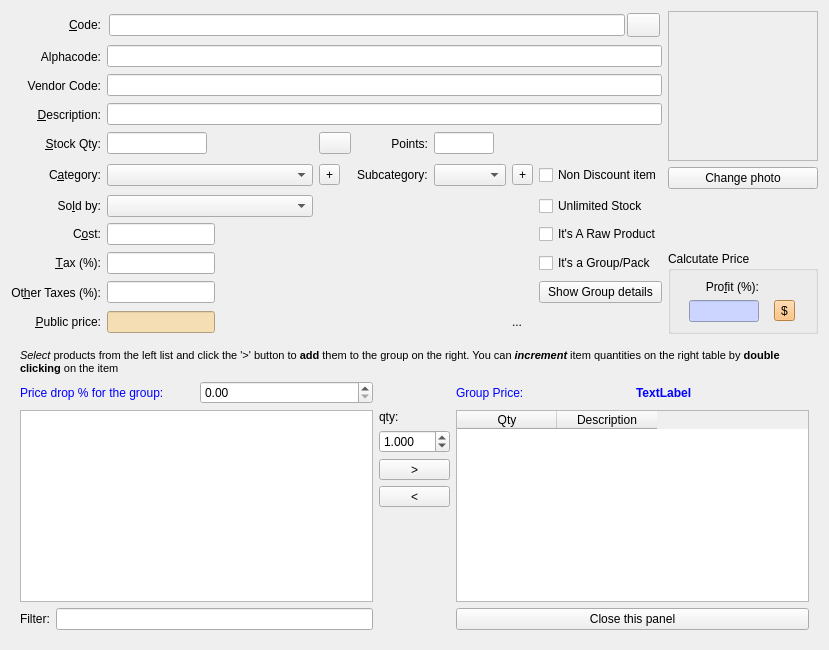
The window that squeeze/src/ui/producteditor.ui (miguelchavez/lemonpos) describes before a commit, drawn with Qt 5.
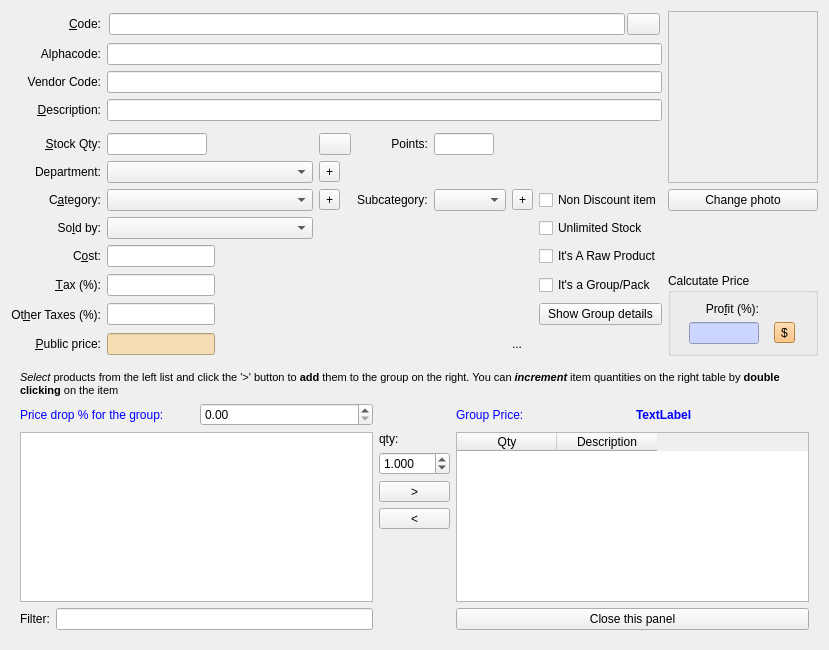
The same window after the commit.

Commit message: Adding Department Field

```diff
--- a/squeeze/src/ui/producteditor.ui
+++ b/squeeze/src/ui/producteditor.ui
@@ -108,7 +108,7 @@
      </item>
     </layout>
    </item>
-   <item row="0" column="7" rowspan="6">
+   <item row="0" column="7" rowspan="8">
     <layout class="QVBoxLayout">
      <item>
       <widget class="QLabel" name="labelPhoto">
@@ -230,7 +230,7 @@
      </property>
     </widget>
    </item>
-   <item row="4" column="0">
+   <item row="5" column="0">
     <widget class="QLabel" name="labelStockQty">
      <property name="sizePolicy">
       <sizepolicy hsizetype="Minimum" vsizetype="Preferred">
@@ -249,7 +249,7 @@
      </property>
     </widget>
    </item>
-   <item row="4" column="1">
+   <item row="5" column="1">
     <widget class="QLineEdit" name="editStockQty">
      <property name="sizePolicy">
       <sizepolicy hsizetype="Minimum" vsizetype="Fixed">
@@ -277,7 +277,7 @@
      </property>
     </widget>
    </item>
-   <item row="5" column="0">
+   <item row="7" column="0">
     <widget class="QLabel" name="label_8">
      <property name="sizePolicy">
       <sizepolicy hsizetype="Minimum" vsizetype="Preferred">
@@ -299,7 +299,7 @@
      </property>
     </widget>
    </item>
-   <item row="5" column="1">
+   <item row="7" column="1">
     <widget class="QComboBox" name="categoriesCombo">
      <property name="sizePolicy">
       <sizepolicy hsizetype="MinimumExpanding" vsizetype="Fixed">
@@ -309,14 +309,14 @@
      </property>
     </widget>
    </item>
-   <item row="5" column="6">
+   <item row="7" column="6">
     <widget class="QCheckBox" name="chNotDiscountable">
      <property name="text">
       <string>Non Discount item</string>
      </property>
     </widget>
    </item>
-   <item row="6" column="0">
+   <item row="8" column="0">
     <widget class="QLabel" name="label_7">
      <property name="sizePolicy">
       <sizepolicy hsizetype="Minimum" vsizetype="Preferred">
@@ -338,7 +338,7 @@
      </property>
     </widget>
    </item>
-   <item row="6" column="1">
+   <item row="8" column="1">
     <widget class="QComboBox" name="measuresCombo">
      <property name="sizePolicy">
       <sizepolicy hsizetype="MinimumExpanding" vsizetype="Fixed">
@@ -348,14 +348,14 @@
      </property>
     </widget>
    </item>
-   <item row="6" column="6">
+   <item row="8" column="6">
     <widget class="QCheckBox" name="chUnlimitedStock">
      <property name="text">
       <string>Unlimited Stock</string>
      </property>
     </widget>
    </item>
-   <item row="7" column="0">
+   <item row="9" column="0">
     <widget class="QLabel" name="label_9">
      <property name="sizePolicy">
       <sizepolicy hsizetype="Minimum" vsizetype="Preferred">
@@ -377,7 +377,7 @@
      </property>
     </widget>
    </item>
-   <item row="7" column="1" colspan="3">
+   <item row="9" column="1" colspan="3">
     <widget class="QLineEdit" name="editCost">
      <property name="sizePolicy">
       <sizepolicy hsizetype="Maximum" vsizetype="Fixed">
@@ -399,14 +399,14 @@
      </property>
     </widget>
    </item>
-   <item row="7" column="6">
+   <item row="9" column="6">
     <widget class="QCheckBox" name="chIsARaw">
      <property name="text">
       <string>It's A Raw Product</string>
      </property>
     </widget>
    </item>
-   <item row="8" column="0">
+   <item row="10" column="0">
     <widget class="QLabel" name="label_10">
      <property name="sizePolicy">
       <sizepolicy hsizetype="Minimum" vsizetype="Preferred">
@@ -428,7 +428,7 @@
      </property>
     </widget>
    </item>
-   <item row="8" column="1" colspan="3">
+   <item row="10" column="1" colspan="3">
     <widget class="QLineEdit" name="editTax">
      <property name="sizePolicy">
       <sizepolicy hsizetype="Maximum" vsizetype="Fixed">
@@ -453,14 +453,14 @@
      </property>
     </widget>
    </item>
-   <item row="8" column="6">
+   <item row="10" column="6">
     <widget class="QCheckBox" name="chIsAGroup">
      <property name="text">
       <string>It's a Group/Pack</string>
      </property>
     </widget>
    </item>
-   <item row="8" column="7" rowspan="3">
+   <item row="10" column="7" rowspan="3">
     <widget class="QGroupBox" name="groupBox">
      <property name="sizePolicy">
       <sizepolicy hsizetype="Minimum" vsizetype="Preferred">
@@ -899,7 +899,7 @@
      </layout>
     </widget>
    </item>
-   <item row="9" column="0">
+   <item row="11" column="0">
     <widget class="QLabel" name="label_12">
      <property name="sizePolicy">
       <sizepolicy hsizetype="Minimum" vsizetype="Preferred">
@@ -924,7 +924,7 @@
      </property>
     </widget>
    </item>
-   <item row="9" column="1" colspan="3">
+   <item row="11" column="1" colspan="3">
     <widget class="QLineEdit" name="editExtraTaxes">
      <property name="sizePolicy">
       <sizepolicy hsizetype="Maximum" vsizetype="Fixed">
@@ -949,14 +949,14 @@
      </property>
     </widget>
    </item>
-   <item row="9" column="6">
+   <item row="11" column="6">
     <widget class="QPushButton" name="btnShowGroup">
      <property name="text">
       <string>Show Group details</string>
      </property>
     </widget>
    </item>
-   <item row="10" column="0">
+   <item row="12" column="0">
     <widget class="QLabel" name="label_13">
      <property name="sizePolicy">
       <sizepolicy hsizetype="Minimum" vsizetype="Preferred">
@@ -978,7 +978,7 @@
      </property>
     </widget>
    </item>
-   <item row="10" column="1" colspan="3">
+   <item row="12" column="1" colspan="3">
     <widget class="QLineEdit" name="editFinalPrice">
      <property name="sizePolicy">
       <sizepolicy hsizetype="Maximum" vsizetype="Fixed">
@@ -1009,7 +1009,7 @@
      </property>
     </widget>
    </item>
-   <item row="11" column="0" colspan="8">
+   <item row="13" column="0" colspan="8">
     <widget class="QFrame" name="groupsPanel">
      <layout class="QGridLayout" name="gridLayout_2">
       <item row="0" column="0" colspan="3">
@@ -1238,17 +1238,17 @@
      </layout>
     </widget>
    </item>
-   <item row="5" column="4">
+   <item row="7" column="4">
     <widget class="QComboBox" name="subcategoriesCombo"/>
    </item>
-   <item row="5" column="3">
+   <item row="7" column="3">
     <widget class="QLabel" name="label_17">
      <property name="text">
       <string>Subcategory:</string>
      </property>
     </widget>
    </item>
-   <item row="5" column="2">
+   <item row="7" column="2">
     <widget class="QToolButton" name="btnCreateCategory">
      <property name="toolTip">
       <string>Create new category</string>
@@ -1258,7 +1258,7 @@
      </property>
     </widget>
    </item>
-   <item row="4" column="2">
+   <item row="5" column="2">
     <widget class="QPushButton" name="btnStockCorrect">
      <property name="maximumSize">
       <size>
@@ -1274,7 +1274,7 @@
      </property>
     </widget>
    </item>
-   <item row="5" column="5">
+   <item row="7" column="5">
     <widget class="QToolButton" name="btnCreateSubcategory">
      <property name="toolTip">
       <string>Create new subcategory</string>
@@ -1284,7 +1284,7 @@
      </property>
     </widget>
    </item>
-   <item row="4" column="3">
+   <item row="5" column="3">
     <widget class="QLabel" name="label_15">
      <property name="sizePolicy">
       <sizepolicy hsizetype="Minimum" vsizetype="Preferred">
@@ -1306,7 +1306,7 @@
      </property>
     </widget>
    </item>
-   <item row="4" column="4">
+   <item row="5" column="4">
     <widget class="QLineEdit" name="editPoints">
      <property name="sizePolicy">
       <sizepolicy hsizetype="MinimumExpanding" vsizetype="Fixed">
@@ -1331,13 +1331,39 @@
      </property>
     </widget>
    </item>
-   <item row="10" column="5" colspan="2">
+   <item row="12" column="5" colspan="2">
     <widget class="QLabel" name="lblProfit">
      <property name="text">
       <string>...</string>
      </property>
     </widget>
    </item>
+   <item row="6" column="0">
+    <widget class="QLabel" name="label_18">
+     <property name="text">
+      <string>Department:</string>
+     </property>
+     <property name="alignment">
+      <set>Qt::AlignRight|Qt::AlignTrailing|Qt::AlignVCenter</set>
+     </property>
+    </widget>
+   </item>
+   <item row="6" column="1">
+    <widget class="QComboBox" name="departmentsCombo"/>
+   </item>
+   <item row="6" column="2">
+    <widget class="QToolButton" name="bntCreateDepartment">
+     <property name="toolTip">
+      <string>Add New Department</string>
+     </property>
+     <property name="statusTip">
+      <string>Add New Department</string>
+     </property>
+     <property name="text">
+      <string>+</string>
+     </property>
+    </widget>
+   </item>
   </layout>
  </widget>
  <tabstops>
```
